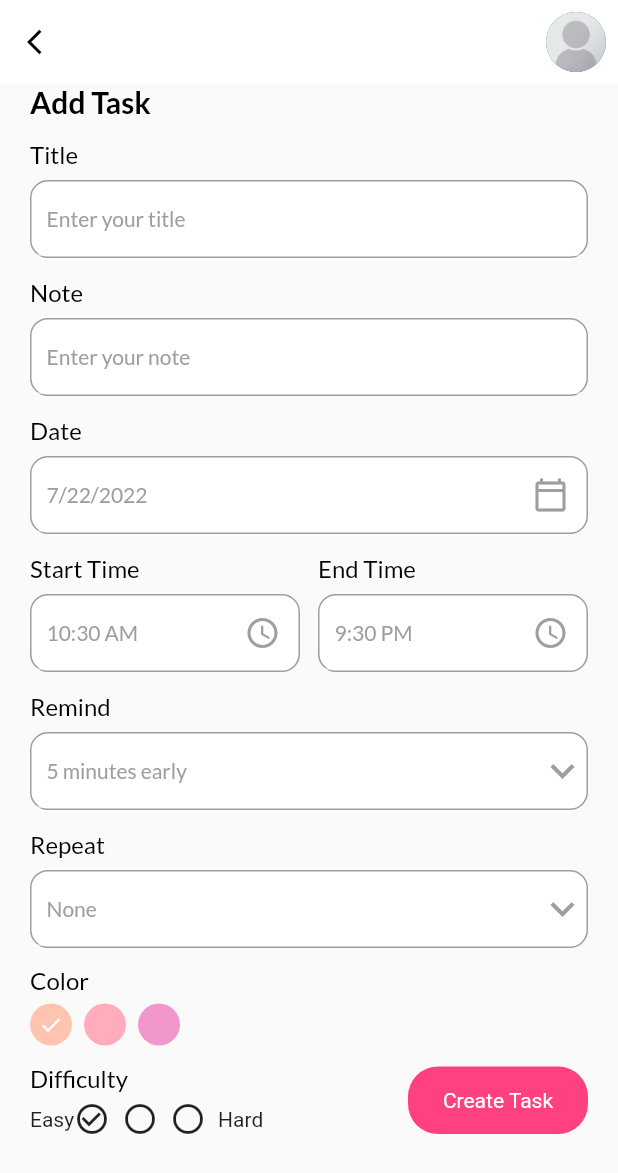
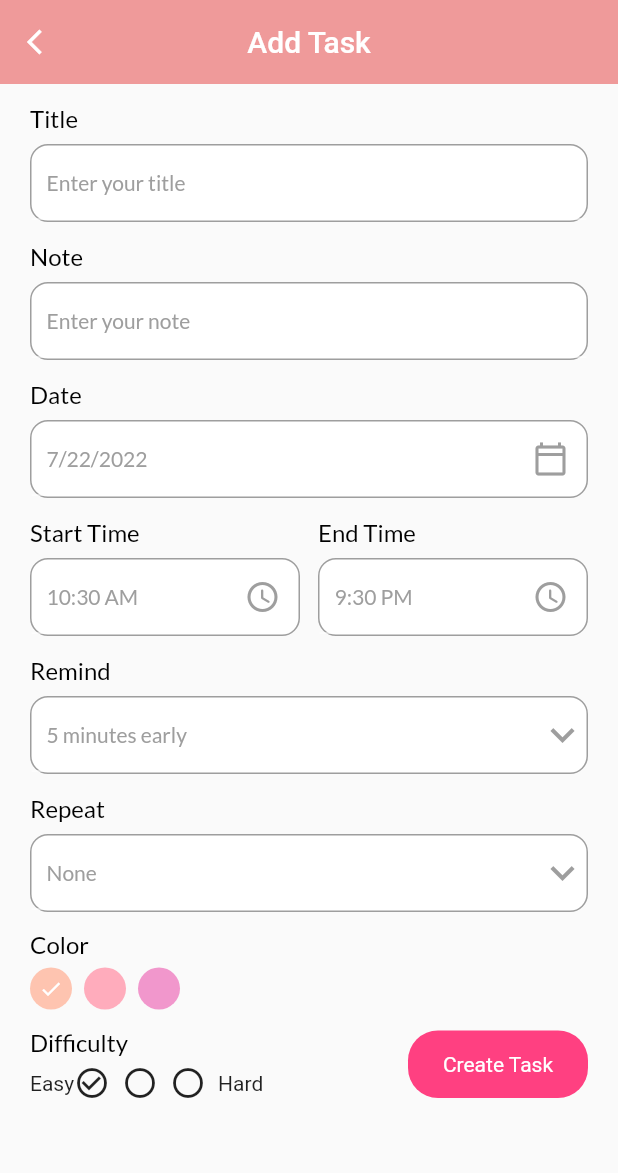
Before and after one commit to Yippea-Pet/purrfect_compawnion, a Flutter app: the ToDo screen opened by its route, after a tap on "+ Add Task", on a phone screen of 412 x 824 dp. Shown: the top 1173 px of the screen. Run offline on Flutter 3.47's test engine with Material 2 defaults, Android fonts, the phone set to English and light mode, and no system bars; our stand-ins replace cloud_firestore, date_picker_timeline, email_validator, firebase_auth, firebase_core, flutter_local_notifications and 7 more; accounts and stored records are empty.

```diff
--- a/lib/models/task.dart
+++ b/lib/models/task.dart
@@ -25,6 +25,10 @@ class Task {
     this.difficulty,
   });
 
+  DateTime getDate() {
+    return DateFormat('MM/dd/yyyy').parse(date!);
+  }
+
   DateTime getRemindTime() {
     DateTime taskStart = DateFormat.jm().parse(startTime!);
     DateTime taskRemind = DateFormat('MM/dd/yyyy')
--- a/lib/pages/features/add_task_bar.dart
+++ b/lib/pages/features/add_task_bar.dart
@@ -51,15 +51,7 @@ class _AddTaskPageState extends State<AddTaskPage> {
           child: Column(
             crossAxisAlignment: CrossAxisAlignment.start,
             children: [
-              Text(
-                "Add Task",
-                style: GoogleFonts.lato(
-                  textStyle: TextStyle(
-                      fontSize: 20,
-                      fontWeight: FontWeight.bold,
-                      color: Colors.black),
-                ),
-              ),
+
               MyInputField(
                 title: "Title",
                 hint: "Enter your title",
@@ -264,24 +256,26 @@ class _AddTaskPageState extends State<AddTaskPage> {
   _appBar(BuildContext context) {
     return AppBar(
       elevation: 0,
-      backgroundColor: Colors.white,
+      backgroundColor: appBarColor,
+      centerTitle: true,
       leading: GestureDetector(
         onTap: () {
           Get.back();
         },
-        child: const Icon(Icons.arrow_back_ios, size: 20, color: Colors.black),
+        child: const Icon(Icons.arrow_back_ios, size: 20, color: Colors.white),
       ),
-      actions: [
-        Padding(
-          padding: const EdgeInsets.all(8.0),
-          child: AspectRatio(
-            aspectRatio: 1,
-            child: CircleAvatar(
-              backgroundImage: AssetImage("assets/emptyprofile.png"),
-            ),
-          ),
-        )
-      ],
+      title: Text("Add Task"),
+      // actions: [
+      //   Padding(
+      //     padding: const EdgeInsets.all(8.0),
+      //     child: AspectRatio(
+      //       aspectRatio: 1,
+      //       child: CircleAvatar(
+      //         backgroundImage: AssetImage("assets/emptyprofile.png"),
+      //       ),
+      //     ),
+      //   )
+      // ],
     );
   }
 
--- a/lib/pages/features/todo_1.dart
+++ b/lib/pages/features/todo_1.dart
@@ -71,6 +71,7 @@ class _ToDoState extends State<ToDo> {
         ),
         onDateChange: (date) {
           setState(() => _selectedDate = date);
+          setState(() {});
         },
       ),
     );
@@ -116,21 +117,10 @@ class _ToDoState extends State<ToDo> {
     return AppBar(
       elevation: 0,
       backgroundColor: appBarColor,
-      actions: [
-        Padding(
-          padding: const EdgeInsets.all(8.0),
-          child: AspectRatio(
-            aspectRatio: 1,
-            child: CircleAvatar(
-              backgroundImage: AssetImage("assets/emptyprofile.png"),
-            ),
-          ),
-        )
-      ],
     );
   }
   _buildTaskList() {
-    return TaskList(selectedDate: _selectedDate,);
+    return TaskList(selectedDate: _selectedDate);
   }
 
 }
```
Also changed, not shown: lib/pages/features/edit_task.dart (+7 -2 lines), lib/pages/features/task_list.dart (+12 -13 lines), lib/pages/ui/widgets/task_tile.dart (+9 -7 lines), lib/services/notification_services.dart (+7 -0 lines), assets/overdue_task.png (added).
